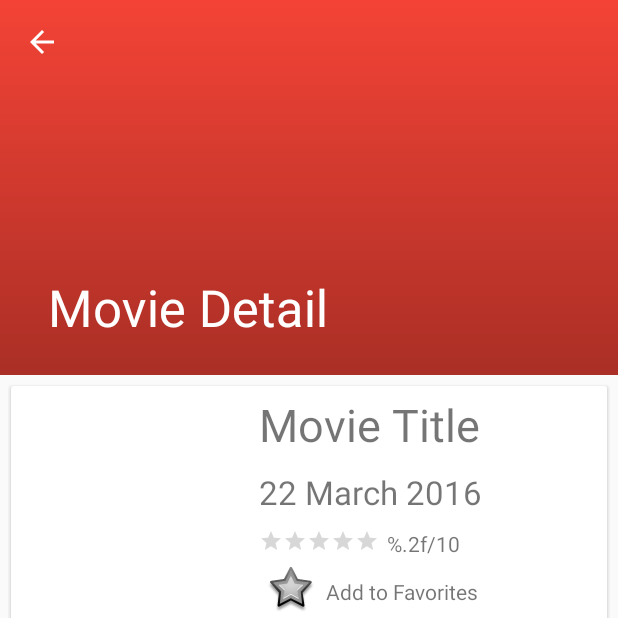
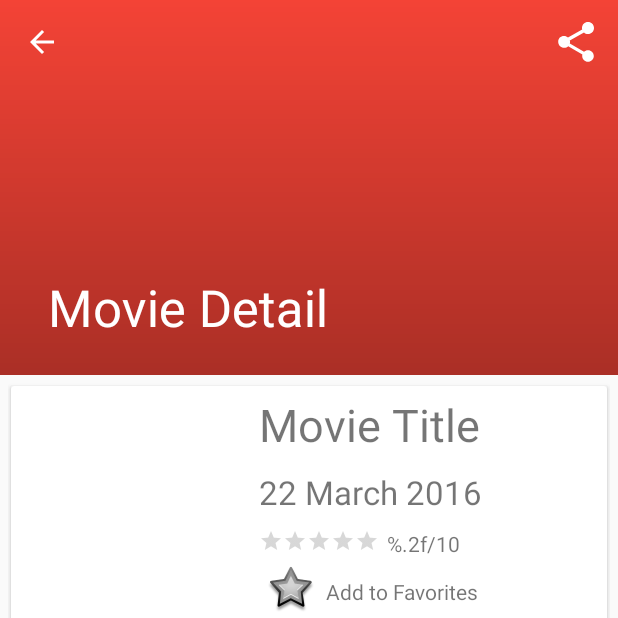
Before and after one commit to rohitsharma04/Popcorn, an Android app: the MovieDetailActivity screen opened directly, with no data from a screen before it, on a phone screen of 412 x 824 dp, the top half of it. Run offline under Robolectric (Android 15) with nearby library versions, the phone set to English and light mode, and no system bars; our stand-ins replace ButterKnife, Picasso; pictures from the network do not load; 2 statements that could not run were skipped.

Commit message:
Added Share Intent

```diff
--- a/app/src/main/java/com/bitshifters/rohit/popcorn/MainActivity.java
+++ b/app/src/main/java/com/bitshifters/rohit/popcorn/MainActivity.java
@@ -2,10 +2,13 @@ package com.bitshifters.rohit.popcorn;
 
 import android.os.Bundle;
 import android.support.annotation.NonNull;
+import android.support.v4.view.MenuItemCompat;
 import android.support.v7.app.AppCompatActivity;
 import android.support.v7.widget.GridLayoutManager;
 import android.support.v7.widget.RecyclerView;
+import android.support.v7.widget.ShareActionProvider;
 import android.support.v7.widget.Toolbar;
+import android.util.Log;
 import android.view.Menu;
 import android.view.MenuInflater;
 import android.view.MenuItem;
--- a/app/src/main/java/com/bitshifters/rohit/popcorn/MovieDetailActivity.java
+++ b/app/src/main/java/com/bitshifters/rohit/popcorn/MovieDetailActivity.java
@@ -1,9 +1,15 @@
 package com.bitshifters.rohit.popcorn;
 
 import android.os.Bundle;
+import android.support.v4.view.MenuItemCompat;
+import android.support.v7.widget.ShareActionProvider;
 import android.support.v7.widget.Toolbar;
 import android.support.v7.app.AppCompatActivity;
 import android.support.v7.app.ActionBar;
+import android.util.Log;
+import android.view.Menu;
+import android.view.MenuInflater;
+import android.view.MenuItem;
 import android.view.View;
 import android.widget.ImageView;
 
@@ -24,6 +30,7 @@ public class MovieDetailActivity extends AppCompatActivity {
     @Bind(R.id.detail_toolbar) Toolbar toolbar;
 
     private Movie mMovie;
+    private MovieDetailFragment fragment;
 
     @Override
     protected void onCreate(Bundle savedInstanceState) {
@@ -46,7 +53,7 @@ public class MovieDetailActivity extends AppCompatActivity {
             Bundle arguments = new Bundle();
             arguments.putParcelable(MovieDetailFragment.ARG_MOVIE, mMovie);
 
-            MovieDetailFragment fragment = new MovieDetailFragment();
+            fragment = new MovieDetailFragment();
             fragment.setArguments(arguments);
             getSupportFragmentManager().beginTransaction()
                     .add(R.id.movie_detail_container, fragment)
@@ -84,5 +91,4 @@ public class MovieDetailActivity extends AppCompatActivity {
         outState.putParcelable(MovieDetailFragment.ARG_MOVIE,mMovie);
     }
 
-
 }
--- a/app/src/main/java/com/bitshifters/rohit/popcorn/MovieDetailFragment.java
+++ b/app/src/main/java/com/bitshifters/rohit/popcorn/MovieDetailFragment.java
@@ -2,14 +2,20 @@ package com.bitshifters.rohit.popcorn;
 
 import android.app.Activity;
 import android.content.Context;
+import android.content.Intent;
 import android.support.design.widget.CollapsingToolbarLayout;
 import android.os.Bundle;
 import android.support.v4.app.Fragment;
+import android.support.v4.view.MenuItemCompat;
 import android.support.v7.widget.CardView;
 import android.support.v7.widget.LinearLayoutManager;
 import android.support.v7.widget.RecyclerView;
+import android.support.v7.widget.ShareActionProvider;
 import android.util.Log;
 import android.view.LayoutInflater;
+import android.view.Menu;
+import android.view.MenuInflater;
+import android.view.MenuItem;
 import android.view.View;
 import android.view.ViewGroup;
 import android.widget.ImageView;
@@ -55,6 +61,7 @@ public class MovieDetailFragment extends Fragment {
     private ArrayList<Review> reviews;
     private VideoAdapter videoAdapter;
     private ReviewAdapter reviewAdapter;
+    private ShareActionProvider shareActionProvider;
 
     @Bind(R.id.review_cardview) CardView reviewView;
     @Bind(R.id.videos_cardview) CardView videoView;
@@ -70,6 +77,7 @@ public class MovieDetailFragment extends Fragment {
     @Bind(R.id.ivPosterPortrait) ImageView posterPortrait;
 
     public MovieDetailFragment() {
+        setHasOptionsMenu(true);
     }
 
     @Override
@@ -81,7 +89,26 @@ public class MovieDetailFragment extends Fragment {
         }
     }
 
+    @Override
+    public void onCreateOptionsMenu(Menu menu, MenuInflater inflater) {
+        inflater.inflate(R.menu.detail_fragment_menu, menu);
+        MenuItem menuItem = menu.findItem(R.id.action_share);
+        shareActionProvider =
+                (ShareActionProvider) MenuItemCompat.getActionProvider(menuItem);
+        updateShareIntent();
 
+        super.onCreateOptionsMenu(menu, inflater);
+    }
+
+    public void updateShareIntent(){
+        Intent shareIntent = new Intent(Intent.ACTION_SEND);
+        shareIntent.addFlags(Intent.FLAG_ACTIVITY_NEW_DOCUMENT);
+        shareIntent.setType("text/plain");
+        shareIntent.putExtra(Intent.EXTRA_SUBJECT,mMovie.getTitle());
+        shareIntent.putExtra(Intent.EXTRA_TEXT,
+                Utility.getShareActionText(mMovie, videos, mContext));
+        shareActionProvider.setShareIntent(shareIntent);
+    }
 
     @Override
     public void onSaveInstanceState(Bundle outState) {
@@ -181,6 +208,7 @@ public class MovieDetailFragment extends Fragment {
                     videoView.setVisibility(View.VISIBLE);
                     videoAdapter.addDataSet(videos);
                 }
+                updateShareIntent();
             }
 
             @Override
--- a/app/src/main/java/com/bitshifters/rohit/popcorn/adapter/MovieAdapter.java
+++ b/app/src/main/java/com/bitshifters/rohit/popcorn/adapter/MovieAdapter.java
@@ -30,6 +30,7 @@ public class MovieAdapter extends RecyclerView.Adapter<MovieAdapter.ViewHolder>{
 
         private final List<Movie> mValues;
         private MainActivity mMainActivity;
+        public MovieDetailFragment fragment;
 
         public MovieAdapter(final MainActivity activity, List<Movie> items) {
             mValues = items;
@@ -98,7 +99,7 @@ public class MovieAdapter extends RecyclerView.Adapter<MovieAdapter.ViewHolder>{
                 if (mMainActivity.ismTwoPane()) {
                     Bundle arguments = new Bundle();
                     arguments.putParcelable(MovieDetailFragment.ARG_MOVIE, mItem);
-                    MovieDetailFragment fragment = new MovieDetailFragment();
+                    fragment = new MovieDetailFragment();
                     fragment.setArguments(arguments);
                     mMainActivity.getSupportFragmentManager().beginTransaction()
                             .replace(R.id.movie_detail_container, fragment)
--- a/app/src/main/java/com/bitshifters/rohit/popcorn/util/Utility.java
+++ b/app/src/main/java/com/bitshifters/rohit/popcorn/util/Utility.java
@@ -5,12 +5,15 @@ import android.content.SharedPreferences;
 import android.util.Log;
 
 import com.bitshifters.rohit.popcorn.R;
+import com.bitshifters.rohit.popcorn.api.Movie;
 import com.bitshifters.rohit.popcorn.api.MovieDbOrgApiService;
+import com.bitshifters.rohit.popcorn.api.Video;
 
 import java.text.DateFormat;
 import java.text.ParseException;
 import java.text.SimpleDateFormat;
 import java.util.Date;
+import java.util.List;
 import java.util.Locale;
 
 /**
@@ -78,4 +81,14 @@ public class Utility {
         return reviewText;
     }
 
+    public static String getShareActionText(Movie movie, List<Video> videos, Context context){
+        String shareText = movie.getTitle()+" - "+ movie.getOverview();
+        if (videos != null && !videos.isEmpty()){
+            Video video = videos.get(0);
+            shareText += " Watch this "+ video.getType()+" "+getYoutubeVideoUrl(video.getKey());
+        }
+        shareText += " Shared via - "+ context.getResources().getString(R.string.app_name);
+        return shareText;
+    }
+
 }
--- /dev/null
+++ b/app/src/main/res/menu/detail_fragment_menu.xml
@@ -0,0 +1,11 @@
+<?xml version="1.0" encoding="utf-8"?>
+<menu
+    xmlns:android="http://schemas.android.com/apk/res/android"
+    xmlns:app="http://schemas.android.com/apk/res-auto">
+    <item android:id="@+id/action_share"
+        android:title="Share"
+        android:icon="@android:drawable/ic_menu_share"
+        app:showAsAction="always"
+        app:actionProviderClass="android.support.v7.widget.ShareActionProvider"/>
+
+</menu>
```
